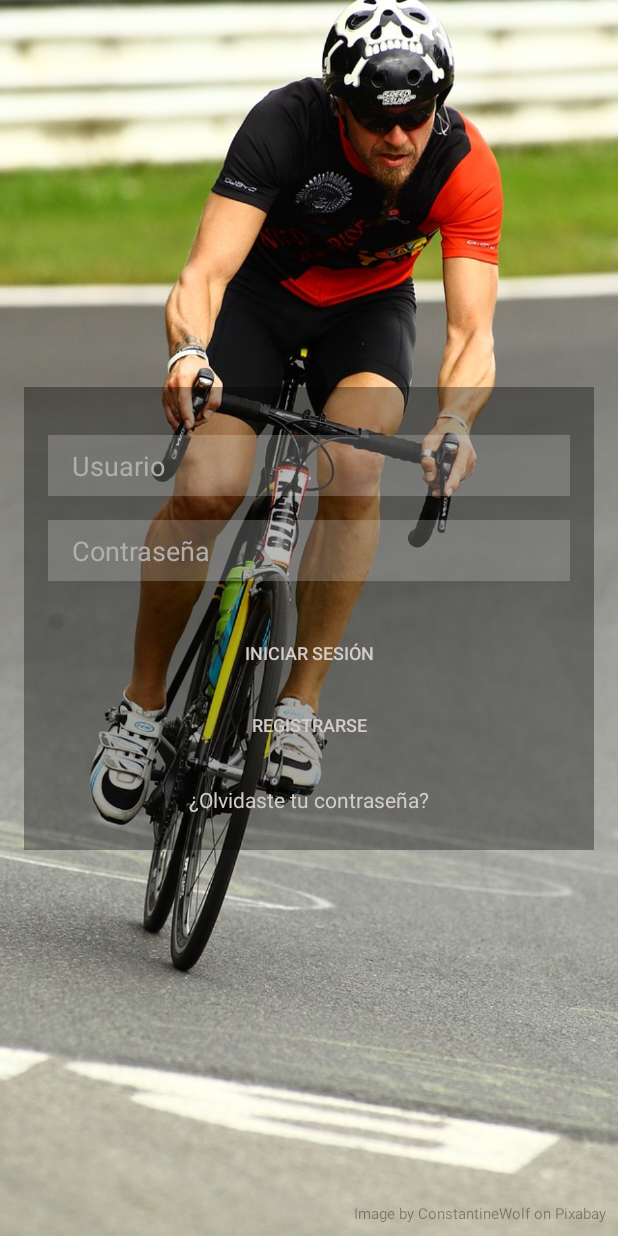
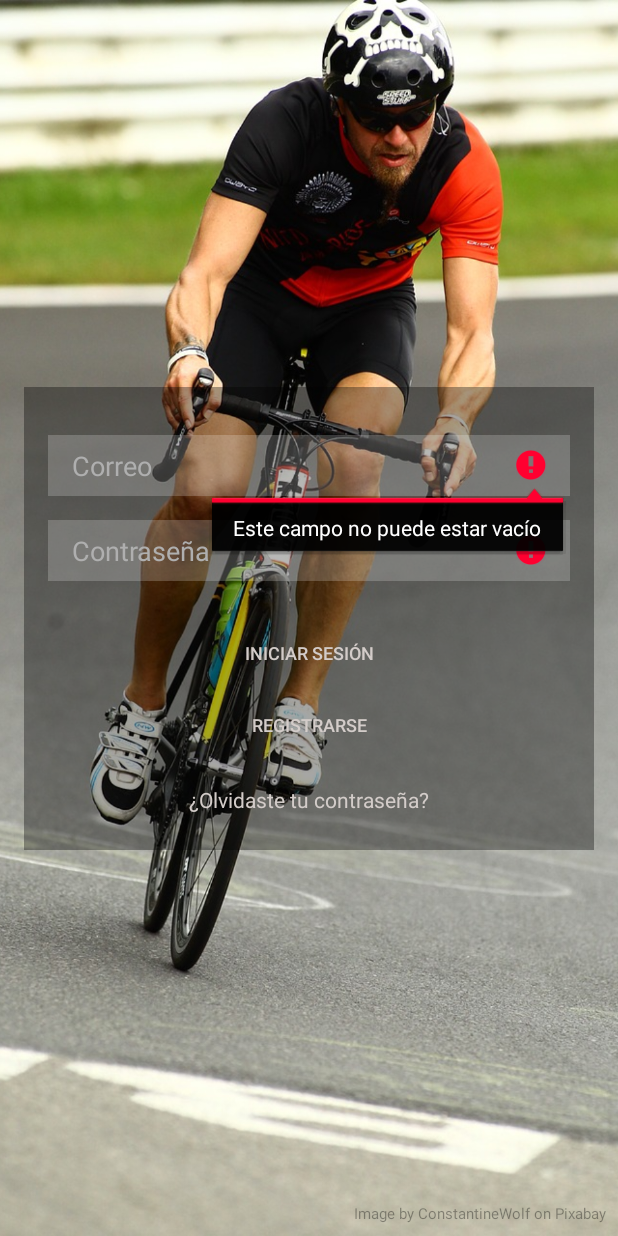
Before and after one commit to danie1estrada/AppCiclismo, an Android app: the screen it shows after launch (LoginActivity), after a tap on "INICIAR SESIÓN", on a phone screen of 412 x 824 dp. Run offline under Robolectric (Android 15) with nearby library versions, the phone set to English and light mode, and no system bars; our stand-ins replace Volley.

Commit message:
Login terminado

```diff
--- a/app/src/main/AndroidManifest.xml
+++ b/app/src/main/AndroidManifest.xml
@@ -1,7 +1,6 @@
 <?xml version="1.0" encoding="utf-8"?>
 <manifest xmlns:android="http://schemas.android.com/apk/res/android"
     package="app.ciclismo">
-
     <!--
          The ACCESS_COARSE/FINE_LOCATION permissions are not required to use
          Google Maps Android API v2, but you must specify either coarse or fine
@@ -17,7 +16,7 @@
         android:roundIcon="@mipmap/ic_launcher_round"
         android:supportsRtl="true"
         android:theme="@style/AppTheme">
-
+        <activity android:name=".layout.activities.RegistroActivity"></activity>
         <!--
              The API key for Google Maps-based APIs is defined as a string resource.
              (See the file "res/values/google_maps_api.xml").
@@ -32,7 +31,7 @@
 
         <activity
             android:name=".layout.activities.MapsActivity"
-            android:label="@string/title_activity_maps"></activity>
+            android:label="@string/title_activity_maps" />
         <activity android:name=".layout.activities.DetallesRecorridoActivity" />
         <activity android:name=".layout.activities.RecorridosActivity" />
         <activity android:name=".layout.activities.LoginActivity">
--- a/app/src/main/java/app/ciclismo/layout/activities/LoginActivity.java
+++ b/app/src/main/java/app/ciclismo/layout/activities/LoginActivity.java
@@ -1,6 +1,7 @@
 package app.ciclismo.layout.activities;
 
 import android.content.Intent;
+import android.support.constraint.ConstraintLayout;
 import android.support.v7.app.AppCompatActivity;
 import android.os.Bundle;
 import android.view.View;
@@ -9,16 +10,18 @@ import android.widget.Toast;
 
 import com.android.volley.Response;
 import com.android.volley.VolleyError;
-
-import org.json.JSONObject;
+import com.google.gson.Gson;
 
 import app.ciclismo.R;
+import app.ciclismo.models.Login;
 import app.ciclismo.services.UsuarioService;
+import app.ciclismo.util.InputValidator;
 
 public class LoginActivity extends AppCompatActivity {
 
+    private ConstraintLayout loadingScreen;
     private UsuarioService usuarioService;
-    private EditText txtUsername;
+    private EditText txtEmail;
     private EditText txtPassword;
 
     @Override
@@ -27,24 +30,32 @@ public class LoginActivity extends AppCompatActivity {
         setContentView(R.layout.activity_login);
 
         usuarioService = new UsuarioService(this);
-        txtUsername = findViewById(R.id.txt_username);
+        if (usuarioService.isAuthenticated()) {
+            startActivity(new Intent(this, RecorridosActivity.class));
+            finish();
+        }
+
+        loadingScreen = findViewById(R.id.loading_screen_login);
+        txtEmail = findViewById(R.id.txt_email);
         txtPassword = findViewById(R.id.txt_password);
     }
 
-    public void onClick(View view) {
-        startActivity(new Intent(this, MapsActivity.class));
+    public void registrarse(View view) {
+        startActivity(new Intent(this, RegistroActivity.class));
     }
 
     public void login(View view) {
-        Toast.makeText(this, "login", Toast.LENGTH_SHORT).show();
+        if (!validarLogin())
+            return;
 
+        loadingScreen.setVisibility(View.VISIBLE);
         usuarioService.login(
-            txtUsername.getText().toString(),
+            txtEmail.getText().toString(),
             txtPassword.getText().toString(),
-            new Response.Listener<JSONObject>() {
+            new Response.Listener<String>() {
                 @Override
-                public void onResponse(JSONObject response) {
-                    responseHandler(response.toString());
+                public void onResponse(String response) {
+                    responseHandler(response);
                 }
             },
             new Response.ErrorListener() {
@@ -57,10 +68,34 @@ public class LoginActivity extends AppCompatActivity {
     }
 
     private void responseHandler(String response) {
+        Login login = new Gson().fromJson(response, Login.class);
+        usuarioService.guardarCredenciales(login);
+
         startActivity(new Intent(this, RecorridosActivity.class));
+        finish();
     }
 
     private void errorHandler(VolleyError error) {
-        Toast.makeText(this, error.networkResponse.toString(), Toast.LENGTH_LONG).show();
+        loadingScreen.setVisibility(View.GONE);
+
+        if (error.networkResponse == null)
+            Toast.makeText(this, "Sin conexión", Toast.LENGTH_LONG).show();
+        else
+            Toast.makeText(this, "Correo o contraseña incorrectos", Toast.LENGTH_LONG).show();
+    }
+
+    private boolean validarLogin() {
+        int noValidaciones = 0;
+
+        if (InputValidator.validateEmail(txtEmail))
+            noValidaciones++;
+
+        if (InputValidator.validateFieldNotEmpty(txtEmail))
+            noValidaciones++;
+
+        if (InputValidator.validateFieldNotEmpty(txtPassword))
+            noValidaciones++;
+
+        return noValidaciones == 3;
     }
 }
--- a/app/src/main/java/app/ciclismo/services/UsuarioService.java
+++ b/app/src/main/java/app/ciclismo/services/UsuarioService.java
@@ -1,30 +1,45 @@
 package app.ciclismo.services;
 
 import android.content.Context;
+import android.content.Intent;
+import android.content.SharedPreferences;
 
+import com.android.volley.AuthFailureError;
 import com.android.volley.Request;
 import com.android.volley.Response;
-import com.android.volley.toolbox.JsonObjectRequest;
+import com.android.volley.toolbox.StringRequest;
 
 import org.json.JSONException;
 import org.json.JSONObject;
 
+import java.util.HashMap;
+import java.util.Map;
+
 import app.ciclismo.R;
+import app.ciclismo.models.Login;
 
 public class UsuarioService {
 
+    private SharedPreferences sharedPreferences;
+    private SharedPreferences.Editor editor;
     private Context context;
     private Queue queue;
 
     public UsuarioService(Context context) {
         queue = Queue.getInstance(context);
         this.context = context;
+
+        sharedPreferences = context.getSharedPreferences(
+            context.getString(R.string.app_ciclismo_preference_file),
+            Context.MODE_PRIVATE
+        );
+        editor = sharedPreferences.edit();
     }
 
     public void login(
         final String email,
         final String password,
-        Response.Listener<JSONObject> responseListener,
+        Response.Listener<String> responseListener,
         Response.ErrorListener errorListener
     ) {
         JSONObject requestBody = new JSONObject();
@@ -33,19 +48,46 @@ public class UsuarioService {
             requestBody.put("password", password);
         } catch (JSONException e) { }
 
-        JsonObjectRequest request = new JsonObjectRequest(
+        StringRequest request = new StringRequest(
             Request.Method.POST,
             context.getString(R.string.url) + "usuarios/login",
-            requestBody,
             responseListener,
             errorListener
-        );
+        ) {
+            @Override
+            protected Map<String, String> getParams() throws AuthFailureError {
+                Map<String, String> params = new HashMap<>();
+                params.put("email", email);
+                params.put("password", password);
+
+                return params;
+            }
+        };
 
         queue.addToQueue(request);
     }
 
-    public void logout() {
+    public void removerCredenciales() {
+        editor.clear();
+        editor.apply();
+    }
 
+    public void guardarCredenciales(Login login) {
+        editor.putString("accessToken", login.getId());
+        editor.putString("userId", login.getUserId());
+        editor.apply();
+    }
+
+    public boolean isAuthenticated() {
+        return sharedPreferences.getString("accessToken", null) != null;
+    }
+
+    public String getUserId() {
+        return sharedPreferences.getString("userId", null);
+    }
+
+    public String getAccessToken() {
+        return sharedPreferences.getString("accessToken", null);
     }
 
 }
--- /dev/null
+++ b/app/src/main/java/app/ciclismo/util/InputValidator.java
@@ -0,0 +1,38 @@
+package app.ciclismo.util;
+
+import android.widget.EditText;
+
+import java.util.regex.Pattern;
+
+public class InputValidator {
+
+    public static final String FIELD_NOT_EMPTY_ERROR = "Este campo no puede estar vacío";
+    public static final String EMAIL_NOT_VALID_ERROR = "Formato de email no válido";
+
+    private static final String EMAIL_PATTERN = "[A-Za-z0-9._%+-]+@[A-Za-z0-9.-]+\\.[A-Za-z]{2,6}$";
+    private static final String TEXT_ONLY_PATTERN = "A-Za-z ñÑáÁéÉíÍóÓúÚ";
+    private static final String NUMBERS_ONLY_PATTERN = "\\d*";
+
+    public static boolean validateFieldNotEmpty(EditText editText) {
+        if (editText.getText().toString().equals("")) {
+            editText.setError(FIELD_NOT_EMPTY_ERROR);
+            return false;
+        }
+        return true;
+    }
+
+    public static boolean validateEmail(EditText editText) {
+        return validatePattern(editText, EMAIL_PATTERN, EMAIL_NOT_VALID_ERROR);
+    }
+
+    public static boolean validatePattern(EditText editText, String regex, String message) {
+        String input = editText.getText().toString();
+        Pattern pattern = Pattern.compile(regex);
+
+        if (!pattern.matcher(input).matches()) {
+            editText.setError(message);
+            return false;
+        }
+        return true;
+    }
+}
--- a/app/src/main/res/layout/activity_login.xml
+++ b/app/src/main/res/layout/activity_login.xml
@@ -59,12 +59,12 @@
         app:layout_constraintTop_toTopOf="parent">
 
         <EditText
-            android:id="@+id/txt_username"
+            android:id="@+id/txt_email"
             android:layout_width="0dp"
             android:layout_height="wrap_content"
             android:layout_marginBottom="8dp"
-            android:hint="Usuario"
-            android:inputType="textPersonName"
+            android:hint="Correo"
+            android:inputType="textEmailAddress"
             app:layout_constraintBottom_toTopOf="@+id/txt_password"
             app:layout_constraintEnd_toEndOf="parent"
             app:layout_constraintStart_toStartOf="parent"
@@ -81,7 +81,7 @@
             android:inputType="textPassword"
             app:layout_constraintEnd_toEndOf="parent"
             app:layout_constraintStart_toStartOf="parent"
-            app:layout_constraintTop_toBottomOf="@+id/txt_username" />
+            app:layout_constraintTop_toBottomOf="@+id/txt_email" />
 
         <android.support.design.button.MaterialButton
             android:id="@+id/btn_login"
@@ -105,6 +105,7 @@
             style="@style/Widget.AppCompat.Button.Borderless"
             android:layout_width="0dp"
             android:layout_height="wrap_content"
+            android:onClick="registrarse"
             android:paddingLeft="8dp"
             android:paddingRight="8dp"
             android:text="Registrarse"
@@ -112,7 +113,6 @@
             android:textSize="12sp"
             app:backgroundTint="@color/colorPrimary"
             app:cornerRadius="0dp"
-            android:onClick="onClick"
             app:layout_constraintEnd_toEndOf="parent"
             app:layout_constraintStart_toStartOf="parent"
             app:layout_constraintTop_toBottomOf="@+id/btn_login" />
@@ -135,4 +135,27 @@
 
     </android.support.constraint.ConstraintLayout>
 
+    <android.support.constraint.ConstraintLayout
+        android:id="@+id/loading_screen_login"
+        android:layout_width="0dp"
+        android:layout_height="0dp"
+        android:background="@color/colorBGDark"
+        android:clickable="true"
+        android:visibility="gone"
+        app:layout_constraintBottom_toBottomOf="parent"
+        app:layout_constraintEnd_toEndOf="parent"
+        app:layout_constraintStart_toStartOf="parent"
+        app:layout_constraintTop_toTopOf="parent">
+
+        <ProgressBar
+            android:id="@+id/progressBar"
+            style="?android:attr/progressBarStyle"
+            android:layout_width="wrap_content"
+            android:layout_height="wrap_content"
+            app:layout_constraintBottom_toBottomOf="parent"
+            app:layout_constraintEnd_toEndOf="parent"
+            app:layout_constraintStart_toStartOf="parent"
+            app:layout_constraintTop_toTopOf="parent" />
+    </android.support.constraint.ConstraintLayout>
+
 </android.support.constraint.ConstraintLayout>
--- a/app/src/main/res/values/strings.xml
+++ b/app/src/main/res/values/strings.xml
@@ -2,4 +2,5 @@
     <string name="app_name">App Ciclismo</string>
     <string name="title_activity_maps">Map</string>
     <string name="url">http://35.231.103.242/api/</string>
+    <string name="app_ciclismo_preference_file"></string>
 </resources>
--- a/build.gradle
+++ b/build.gradle
@@ -7,7 +7,7 @@ buildscript {
 
     }
     dependencies {
-        classpath 'com.android.tools.build:gradle:3.3.2'
+        classpath 'com.android.tools.build:gradle:3.4.0'
 
         // NOTE: Do not place your application dependencies here; they belong
         // in the individual module build.gradle files
```
Also changed, not shown: app/src/main/java/app/ciclismo/layout/activities/RegistroActivity.java (added, +15 -0 lines), app/src/main/java/app/ciclismo/models/Login.java (added, +37 -0 lines), app/src/main/res/layout/activity_registro.xml (added, +9 -0 lines), gradle/wrapper/gradle-wrapper.properties.
